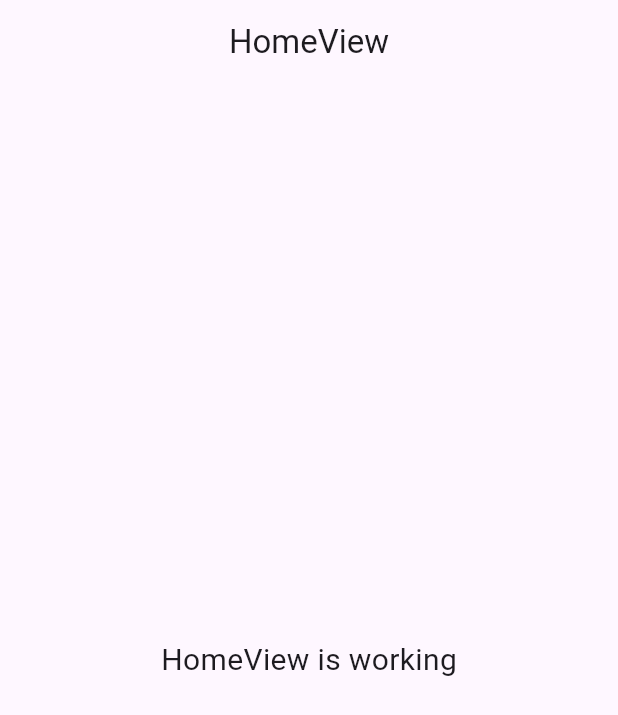
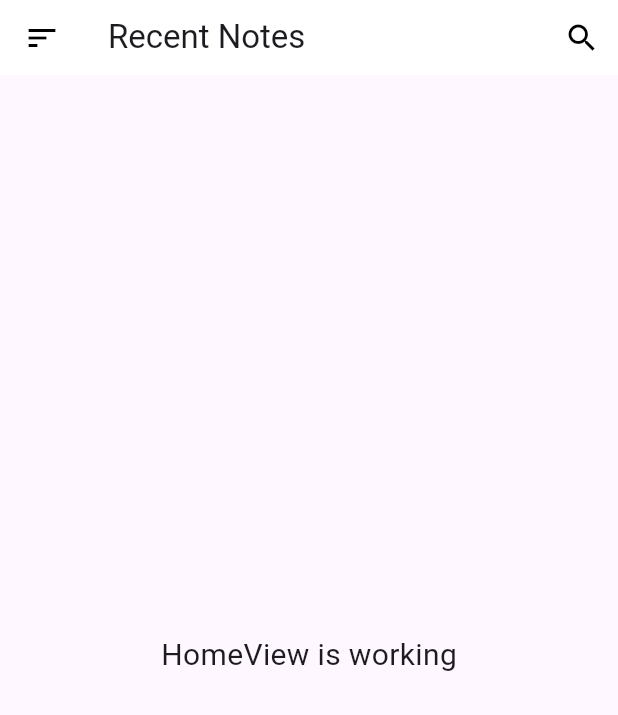
Before and after one commit to Naawaal/NoteWise-AI, a Flutter app: the screen it shows after launch, on a phone screen of 412 x 824 dp. Shown: the top 715 px of the screen. Run offline on Flutter 3.47's test engine with Material 3 defaults, Android fonts, the phone set to English and light mode, and no system bars; our stand-ins replace get.

Commit message:
Add custom app bar to HomeView

```diff
--- /dev/null
+++ b/lib/app/modules/home/views/home_custom_app_bar_view.dart
@@ -0,0 +1,35 @@
+import 'package:flutter/material.dart';
+
+class CustomAppBar extends StatelessWidget implements PreferredSizeWidget {
+  const CustomAppBar({Key? key}) : super(key: key);
+
+  @override
+  Widget build(BuildContext context) {
+    return SafeArea(
+      child: AppBar(
+        leading: IconButton(
+            onPressed: () {},
+            icon: const Icon(
+              Icons.sort,
+              color: Colors.black,
+            )),
+        title: const Text(
+          "Recent Notes",
+        ),
+        actions: [
+          IconButton(
+            onPressed: () {},
+            icon: const Icon(
+              Icons.search,
+              color: Colors.black,
+            ),
+          )
+        ],
+        backgroundColor: Colors.white,
+      ),
+    );
+  }
+
+  @override
+  Size get preferredSize => const Size.fromHeight(50);
+}
--- a/lib/app/modules/home/views/home_view.dart
+++ b/lib/app/modules/home/views/home_view.dart
@@ -1,19 +1,16 @@
 import 'package:flutter/material.dart';
-
 import 'package:get/get.dart';
 
 import '../controllers/home_controller.dart';
+import 'home_custom_app_bar_view.dart';
 
 class HomeView extends GetView<HomeController> {
   const HomeView({Key? key}) : super(key: key);
   @override
   Widget build(BuildContext context) {
-    return Scaffold(
-      appBar: AppBar(
-        title: const Text('HomeView'),
-        centerTitle: true,
-      ),
-      body: const Center(
+    return const Scaffold(
+      appBar: CustomAppBar(),
+      body: Center(
         child: Text(
           'HomeView is working',
           style: TextStyle(fontSize: 20),
--- a/lib/main.dart
+++ b/lib/main.dart
@@ -11,6 +11,7 @@ void main() {
       title: "NoteWise AI",
       initialRoute: AppPages.INITIAL,
       getPages: AppPages.routes,
+      themeMode: ThemeMode.system,
     ),
   );
 }
```
